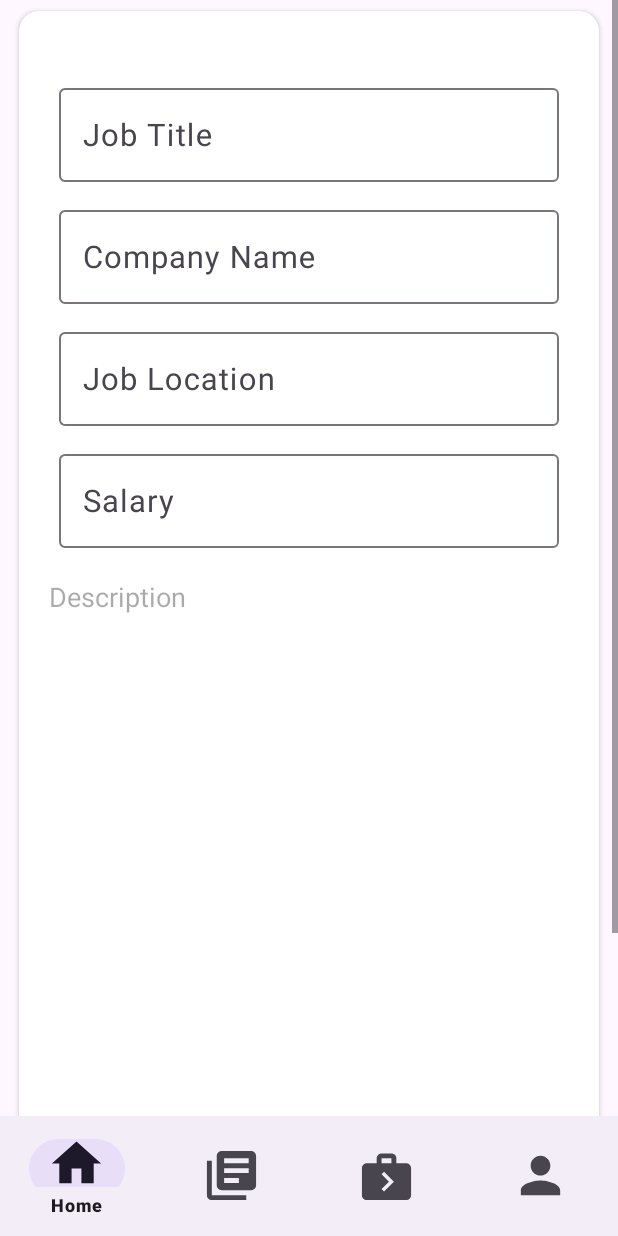
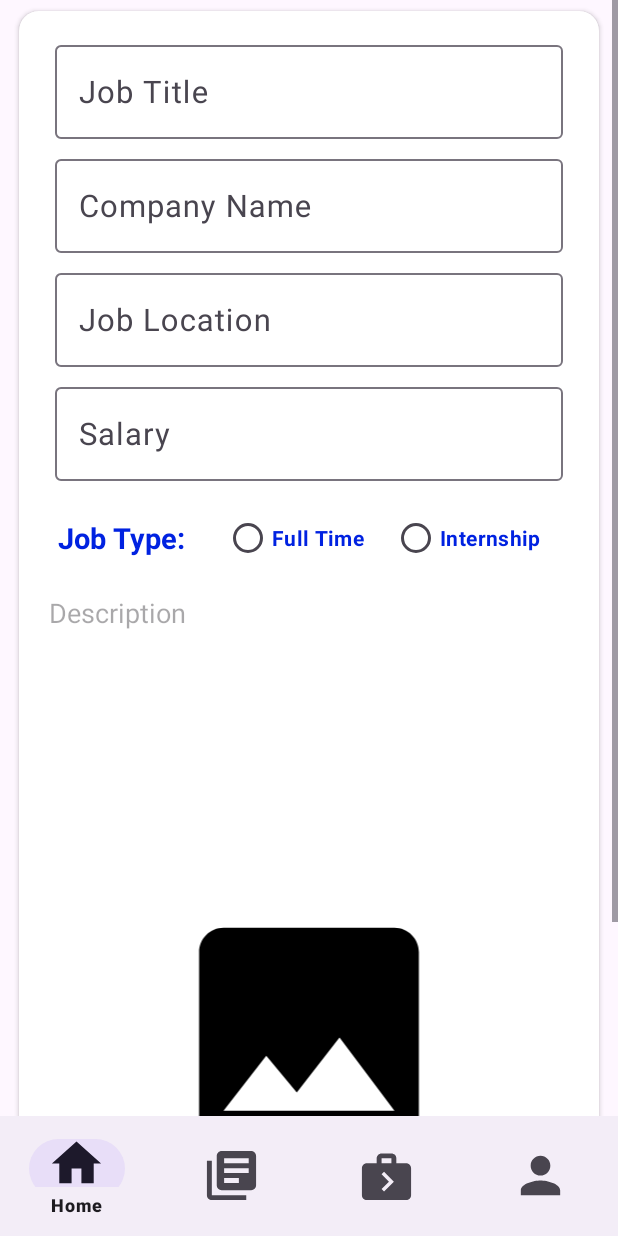
Before and after one commit to DevP-ai/OpportunityOwl, an Android app: the JobUpdateFragment screen opened through its navigation route, on a phone screen of 412 x 824 dp. Run offline under Robolectric (Android 15) with nearby library versions, the phone set to English and light mode, and no system bars; our stand-ins replace Firebase (no records; nobody signed in at launch, a user with empty details on screens opened directly), Shimmer, navigation-ui, sdp/ssp sizes; libraries missing offline, so code that uses them is left out: com.facebook.shimmer; pictures from the network do not load.

```diff
--- a/app/src/main/java/com/patar_dev/opportunityowl/activity/RegistrationActivity.kt
+++ b/app/src/main/java/com/patar_dev/opportunityowl/activity/RegistrationActivity.kt
@@ -4,6 +4,7 @@ import android.content.Intent
 import android.net.Uri
 import androidx.appcompat.app.AppCompatActivity
 import android.os.Bundle
+import android.view.View
 import android.widget.Toast
 import androidx.activity.result.contract.ActivityResultContracts
 import androidx.lifecycle.Observer
@@ -52,6 +53,7 @@ class RegistrationActivity : AppCompatActivity() {
         }
 
         binding.btnRegister.setOnClickListener {
+            binding.lineProgressBar.visibility=View.VISIBLE
             if(binding.userName.text.toString().isEmpty()){
                 binding.userName.error="name required"
             }else if(binding.userEmail.text.toString().isEmpty()){
@@ -119,9 +121,11 @@ class RegistrationActivity : AppCompatActivity() {
             .observe(this, Observer { success ->
                 if (success) {
                     imageUri?.let { uploadImage(it) }  //Call uploadImage function
+                    binding.lineProgressBar.visibility=View.GONE
                     startActivity(Intent(this, MainActivity::class.java))
                     finish()
                 } else {
+                    binding.lineProgressBar.visibility=View.GONE
                     Toast.makeText(this, "Sign Up Failed", Toast.LENGTH_SHORT).show()
                 }
 
--- a/app/src/main/res/layout/activity_registration.xml
+++ b/app/src/main/res/layout/activity_registration.xml
@@ -36,6 +36,17 @@
                 app:layout_constraintEnd_toEndOf="@id/userImage"
                 app:layout_constraintStart_toStartOf="@id/userImage"
                 app:layout_constraintTop_toBottomOf="@id/userImage" />
+
+            <com.google.android.material.progressindicator.LinearProgressIndicator
+                android:id="@+id/lineProgressBar"
+                android:layout_width="match_parent"
+                android:layout_height="wrap_content"
+                android:indeterminate="true"
+                app:layout_constraintEnd_toEndOf="@id/txt"
+                app:layout_constraintStart_toStartOf="@id/txt"
+                app:layout_constraintTop_toBottomOf="@id/txt"
+                app:indicatorColor="@color/red"
+                android:visibility="gone"/>
 
             <androidx.cardview.widget.CardView
                 android:id="@+id/card"
--- a/app/src/main/res/layout/fragment_job_update.xml
+++ b/app/src/main/res/layout/fragment_job_update.xml
@@ -27,7 +27,7 @@
                     android:layout_width="match_parent"
                     android:layout_height="match_parent"
                     android:layout_marginStart="@dimen/_5sdp"
-                    android:layout_marginTop="@dimen/_20sdp"
+                    android:layout_marginTop="@dimen/_5sdp"
                     android:layout_marginEnd="@dimen/_5sdp"
                     android:orientation="vertical">
 
@@ -41,14 +41,14 @@
                             android:layout_height="wrap_content"
                             android:layout_gravity="center"
                             android:layout_marginStart="@dimen/_10sdp"
-                            android:layout_marginTop="@dimen/_10sdp"
+                            android:layout_marginTop="@dimen/_5sdp"
                             android:layout_marginEnd="@dimen/_10sdp"
                             android:orientation="vertical">
 
                             <com.google.android.material.textfield.TextInputLayout
                                 android:layout_width="match_parent"
                                 android:layout_height="wrap_content"
-                                android:layout_margin="@dimen/_5sdp">
+                                android:layout_margin="@dimen/_3sdp">
 
                                 <com.google.android.material.textfield.TextInputEditText
                                     android:id="@+id/jobPostTitle"
@@ -64,7 +64,7 @@
                             <com.google.android.material.textfield.TextInputLayout
                                 android:layout_width="match_parent"
                                 android:layout_height="wrap_content"
-                                android:layout_margin="@dimen/_5sdp">
+                                android:layout_margin="@dimen/_3sdp">
 
                                 <com.google.android.material.textfield.TextInputEditText
                                     android:id="@+id/jobPostCompanyName"
@@ -79,7 +79,7 @@
                             <com.google.android.material.textfield.TextInputLayout
                                 android:layout_width="match_parent"
                                 android:layout_height="wrap_content"
-                                android:layout_margin="@dimen/_5sdp">
+                                android:layout_margin="@dimen/_3sdp">
 
                                 <com.google.android.material.textfield.TextInputEditText
                                     android:id="@+id/jobPostLocation"
@@ -94,7 +94,7 @@
                             <com.google.android.material.textfield.TextInputLayout
                                 android:layout_width="match_parent"
                                 android:layout_height="wrap_content"
-                                android:layout_margin="@dimen/_5sdp">
+                                android:layout_margin="@dimen/_3sdp">
 
                                 <com.google.android.material.textfield.TextInputEditText
                                     android:id="@+id/jobPostSalary"
@@ -105,6 +105,60 @@
                                     android:textColor="@color/black"
                                     android:textSize="@dimen/_16ssp" />
                             </com.google.android.material.textfield.TextInputLayout>
+
+
+                            <LinearLayout
+                                android:background="@drawable/edt_bg"
+                                android:id="@+id/userTypeLayout"
+                                android:orientation="horizontal"
+                                android:layout_marginTop="10dp"
+                                android:layout_width="match_parent"
+                                android:layout_height="wrap_content"
+                                app:layout_constraintStart_toStartOf="parent"
+                                app:layout_constraintEnd_toEndOf="parent">
+
+                                <TextView
+                                    android:layout_width="wrap_content"
+                                    android:layout_height="wrap_content"
+                                    android:text="Job Type:"
+                                    android:textSize="@dimen/_15ssp"
+                                    android:layout_marginStart="6dp"
+                                    android:layout_gravity="center_vertical"
+                                    android:textColor="@color/blue"
+                                    android:textStyle="bold"/>
+
+                                <RadioGroup
+                                    android:orientation="horizontal"
+                                    android:id="@+id/userRadioGroup"
+                                    android:layout_width="match_parent"
+                                    android:layout_height="wrap_content">
+
+                                    <com.google.android.material.radiobutton.MaterialRadioButton
+                                        android:id="@+id/radioBtnAdmin"
+                                        android:layout_width="wrap_content"
+                                        android:layout_height="wrap_content"
+                                        android:text="Full Time"
+                                        android:textStyle="bold"
+                                        android:layout_marginStart="@dimen/_20ssp"
+                                        android:textColor="@color/blue"
+                                        android:checked="false"
+                                        app:useMaterialThemeColors="false"
+                                        android:layout_weight="0.20"/>
+
+                                    <com.google.android.material.radiobutton.MaterialRadioButton
+                                        android:id="@+id/radioBtnSubAdmin"
+                                        android:layout_width="wrap_content"
+                                        android:layout_height="wrap_content"
+                                        android:text="Internship"
+                                        android:textStyle="bold"
+                                        android:textColor="@color/blue"
+                                        android:checked="false"
+                                        app:useMaterialThemeColors="false"
+                                        android:layout_weight="0.20"/>
+
+                                </RadioGroup>
+
+                            </LinearLayout>
 
                         </LinearLayout>
 
@@ -125,6 +179,7 @@
                         android:id="@+id/jobImagePost"
                         android:layout_width="match_parent"
                         android:layout_height="@dimen/_150sdp"
+                        android:src="@drawable/ic_image"
                         android:layout_marginTop="@dimen/_2sdp" />
 
                     <com.google.android.material.floatingactionbutton.FloatingActionButton
```
